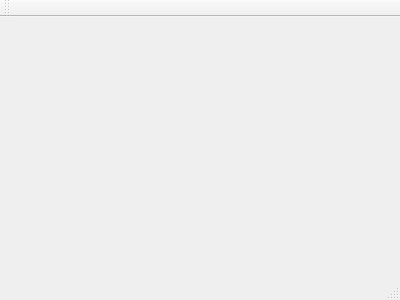
First picture: the form in mainwindow.ui, repository rubensaraujo/processmonitor, before the edit.
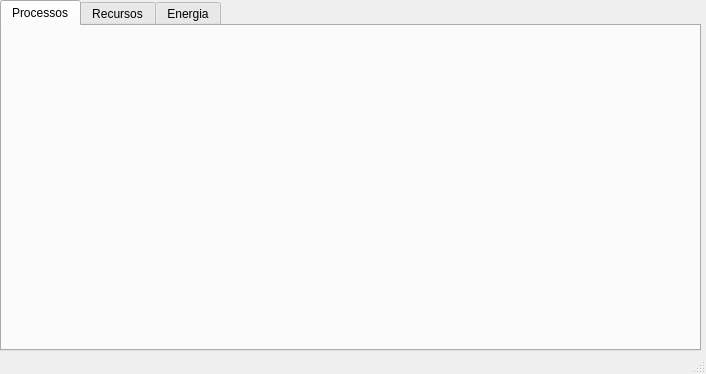
Second picture: the form after the edit.

Commit message: Rascunho da MainWindow

The edit to the form file:
```diff
--- a/mainwindow.ui
+++ b/mainwindow.ui
@@ -1,24 +1,50 @@
 <ui version="4.0">
  <class>MainWindow</class>
- <widget class="QMainWindow" name="MainWindow" >
-  <property name="geometry" >
+ <widget class="QMainWindow" name="MainWindow">
+  <property name="geometry">
    <rect>
     <x>0</x>
     <y>0</y>
-    <width>400</width>
-    <height>300</height>
+    <width>706</width>
+    <height>374</height>
    </rect>
   </property>
   <property name="windowTitle" >
    <string>MainWindow</string>
   </property>
-  <widget class="QMenuBar" name="menuBar" />
-  <widget class="QToolBar" name="mainToolBar" />
-  <widget class="QWidget" name="centralWidget" />
-  <widget class="QStatusBar" name="statusBar" />
+  <widget class="QWidget" name="centralWidget">
+   <widget class="QTabWidget" name="tabWidget">
+    <property name="geometry">
+     <rect>
+      <x>0</x>
+      <y>0</y>
+      <width>701</width>
+      <height>351</height>
+     </rect>
+    </property>
+    <property name="currentIndex">
+     <number>0</number>
+    </property>
+    <widget class="QWidget" name="tab">
+     <attribute name="title">
+      <string>Processos</string>
+     </attribute>
+    </widget>
+    <widget class="QWidget" name="tab_2">
+     <attribute name="title">
+      <string>Recursos</string>
+     </attribute>
+    </widget>
+    <widget class="QWidget" name="tab_3">
+     <attribute name="title">
+      <string>Energia</string>
+     </attribute>
+    </widget>
+   </widget>
+  </widget>
+  <widget class="QStatusBar" name="statusBar"/>
  </widget>
- <layoutDefault spacing="6" margin="11" />
- <pixmapfunction></pixmapfunction>
+ <layoutdefault spacing="6" margin="11"/>
  <resources/>
  <connections/>
 </ui>
```
Left out of the diff: 5 changed lines with no effect on the pictures.
